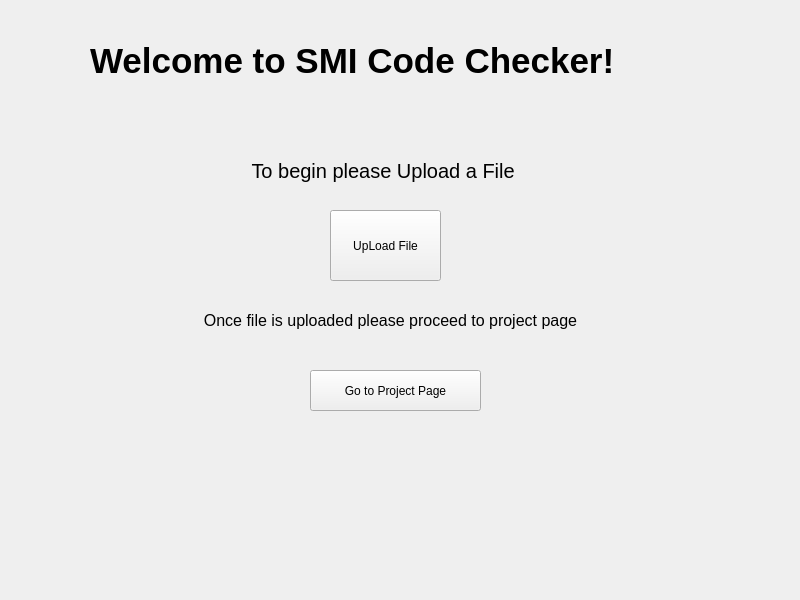
Before: the Qt Designer form mainwindow.ui in ianlopez07/SMI-Code-Checker, drawn with Qt 5.
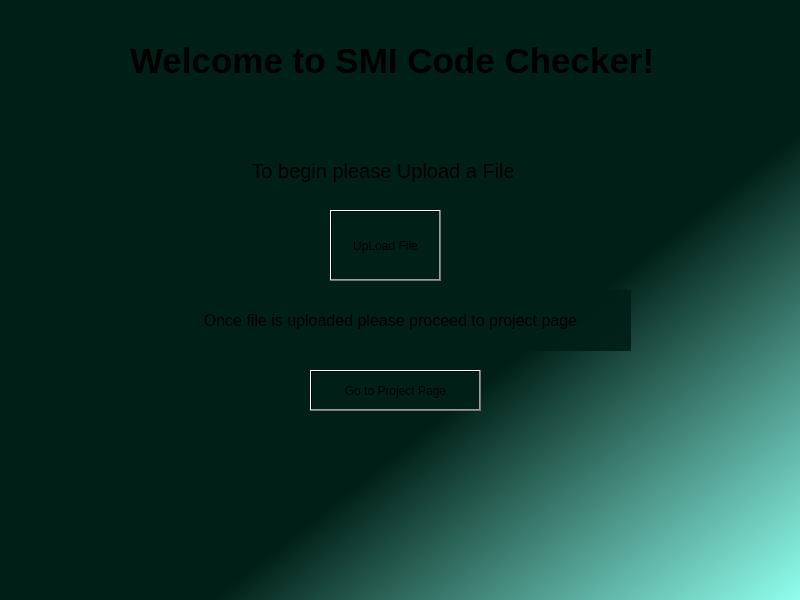
After: the same form once the commit is applied.

Commit message: Changed background color of UI

```diff
--- a/mainwindow.ui
+++ b/mainwindow.ui
@@ -13,6 +13,10 @@
   <property name="windowTitle">
    <string>MainWindow</string>
   </property>
+  <property name="styleSheet">
+   <string notr="true">;
+background-color: qlineargradient(spread:pad, x1:0.282, y1:0.324, x2:1, y2:1, stop:0.455399 rgba(0, 31, 22, 232), stop:1 rgba(144, 255, 238, 251));</string>
+  </property>
   <widget class="QWidget" name="centralwidget">
    <widget class="QPushButton" name="UploadFileBtn">
     <property name="geometry">
@@ -23,6 +27,9 @@
       <height>71</height>
      </rect>
     </property>
+    <property name="styleSheet">
+     <string notr="true">background-color: qlineargradient(spread:pad, x1:1, y1:1, x2:1, y2:1, stop:0.455399 rgba(0, 31, 22, 232), stop:1 rgba(144, 255, 238, 251));</string>
+    </property>
     <property name="text">
      <string>UpLoad File</string>
     </property>
@@ -41,6 +48,9 @@
       <pointsize>15</pointsize>
      </font>
     </property>
+    <property name="styleSheet">
+     <string notr="true">background-color: qlineargradient(spread:pad, x1:1, y1:1, x2:1, y2:1, stop:0.455399 rgba(0, 31, 22, 232), stop:1 rgba(144, 255, 238, 251));</string>
+    </property>
     <property name="text">
      <string> To begin please Upload a File</string>
     </property>
@@ -51,7 +61,7 @@
    <widget class="QLabel" name="label_2">
     <property name="geometry">
      <rect>
-      <x>90</x>
+      <x>130</x>
       <y>10</y>
       <width>631</width>
       <height>101</height>
@@ -63,6 +73,9 @@
       <bold>true</bold>
      </font>
     </property>
+    <property name="styleSheet">
+     <string notr="true">background-color: qlineargradient(spread:pad, x1:1, y1:1, x2:1, y2:1, stop:0.455399 rgba(0, 31, 22, 232), stop:1 rgba(144, 255, 238, 251));</string>
+    </property>
     <property name="text">
      <string>Welcome to SMI Code Checker!</string>
     </property>
@@ -81,6 +94,9 @@
       <pointsize>12</pointsize>
      </font>
     </property>
+    <property name="styleSheet">
+     <string notr="true">background-color: qlineargradient(spread:pad, x1:1, y1:1, x2:1, y2:1, stop:0.455399 rgba(0, 31, 22, 232), stop:1 rgba(144, 255, 238, 251));</string>
+    </property>
     <property name="text">
      <string>Once file is uploaded please proceed to project page</string>
     </property>
@@ -97,6 +113,9 @@
       <height>41</height>
      </rect>
     </property>
+    <property name="styleSheet">
+     <string notr="true">background-color: qlineargradient(spread:pad, x1:1, y1:1, x2:1, y2:1, stop:0.455399 rgba(0, 31, 22, 232), stop:1 rgba(144, 255, 238, 251));</string>
+    </property>
     <property name="text">
      <string>Go to Project Page</string>
     </property>
```
The commit also changes 3 other files.
